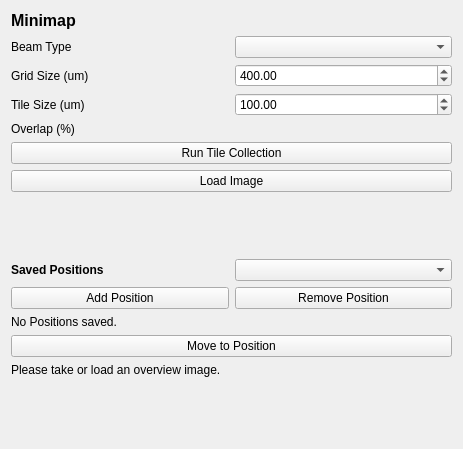
The window that fibsem/ui/qtdesigner_files/FibsemTileWidget.ui (DeMarcoLab/fibsem) describes before a commit, drawn with Qt 5.
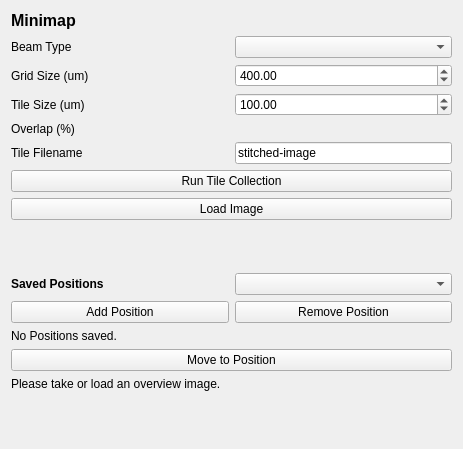
The same window after the commit.

Diff of the .ui file:
```diff
--- a/fibsem/ui/qtdesigner_files/FibsemTileWidget.ui
+++ b/fibsem/ui/qtdesigner_files/FibsemTileWidget.ui
@@ -14,6 +14,19 @@
    <string>Form</string>
   </property>
   <layout class="QGridLayout" name="gridLayout">
+   <item row="15" column="0" colspan="2">
+    <spacer name="verticalSpacer_2">
+     <property name="orientation">
+      <enum>Qt::Vertical</enum>
+     </property>
+     <property name="sizeHint" stdset="0">
+      <size>
+       <width>20</width>
+       <height>40</height>
+      </size>
+     </property>
+    </spacer>
+   </item>
    <item row="3" column="1">
     <widget class="QDoubleSpinBox" name="doubleSpinBox_tile_tile_size">
      <property name="maximum">
@@ -31,7 +44,7 @@
      </property>
     </widget>
    </item>
-   <item row="10" column="0">
+   <item row="11" column="0">
     <widget class="QPushButton" name="pushButton_add_position">
      <property name="text">
       <string>Add Position</string>
@@ -45,21 +58,21 @@
      </property>
     </widget>
    </item>
-   <item row="6" column="0" colspan="2">
+   <item row="7" column="0" colspan="2">
     <widget class="QPushButton" name="pushButton_load_image">
      <property name="text">
       <string>Load Image</string>
      </property>
     </widget>
    </item>
-   <item row="13" column="0" colspan="2">
+   <item row="14" column="0" colspan="2">
     <widget class="QLabel" name="label_instructions">
      <property name="text">
       <string>Please take or load an overview image.</string>
      </property>
     </widget>
    </item>
-   <item row="9" column="1">
+   <item row="10" column="1">
     <widget class="QComboBox" name="comboBox_tile_position"/>
    </item>
    <item row="2" column="0">
@@ -69,7 +82,7 @@
      </property>
     </widget>
    </item>
-   <item row="10" column="1">
+   <item row="11" column="1">
     <widget class="QPushButton" name="pushButton_remove_position">
      <property name="text">
       <string>Remove Position</string>
@@ -79,14 +92,14 @@
    <item row="1" column="1">
     <widget class="QComboBox" name="comboBox_tile_beam_type"/>
    </item>
-   <item row="11" column="0" colspan="2">
+   <item row="12" column="0" colspan="2">
     <widget class="QLabel" name="label_position_info">
      <property name="text">
       <string>No Positions saved.</string>
      </property>
     </widget>
    </item>
-   <item row="9" column="0">
+   <item row="10" column="0">
     <widget class="QLabel" name="label_position_header">
      <property name="font">
       <font>
@@ -109,14 +122,14 @@
      </property>
     </widget>
    </item>
-   <item row="12" column="0" colspan="2">
+   <item row="13" column="0" colspan="2">
     <widget class="QPushButton" name="pushButton_move_to_position">
      <property name="text">
       <string>Move to Position</string>
      </property>
     </widget>
    </item>
-   <item row="5" column="0" colspan="2">
+   <item row="6" column="0" colspan="2">
     <widget class="QPushButton" name="pushButton_run_tile_collection">
      <property name="text">
       <string>Run Tile Collection</string>
@@ -144,7 +157,7 @@
      </property>
     </widget>
    </item>
-   <item row="7" column="0" colspan="2">
+   <item row="8" column="0" colspan="2">
     <spacer name="verticalSpacer">
      <property name="orientation">
       <enum>Qt::Vertical</enum>
@@ -157,18 +170,25 @@
      </property>
     </spacer>
    </item>
-   <item row="14" column="0" colspan="2">
-    <spacer name="verticalSpacer_2">
-     <property name="orientation">
-      <enum>Qt::Vertical</enum>
+   <item row="5" column="0">
+    <widget class="QLabel" name="label_tile_label">
+     <property name="text">
+      <string>Tile Filename</string>
      </property>
-     <property name="sizeHint" stdset="0">
-      <size>
-       <width>20</width>
-       <height>40</height>
-      </size>
+    </widget>
+   </item>
+   <item row="5" column="1">
+    <widget class="QLineEdit" name="lineEdit_tile_label">
+     <property name="sizePolicy">
+      <sizepolicy hsizetype="Minimum" vsizetype="Fixed">
+       <horstretch>0</horstretch>
+       <verstretch>0</verstretch>
+      </sizepolicy>
      </property>
-    </spacer>
+     <property name="text">
+      <string>stitched-image</string>
+     </property>
+    </widget>
    </item>
   </layout>
  </widget>
```
